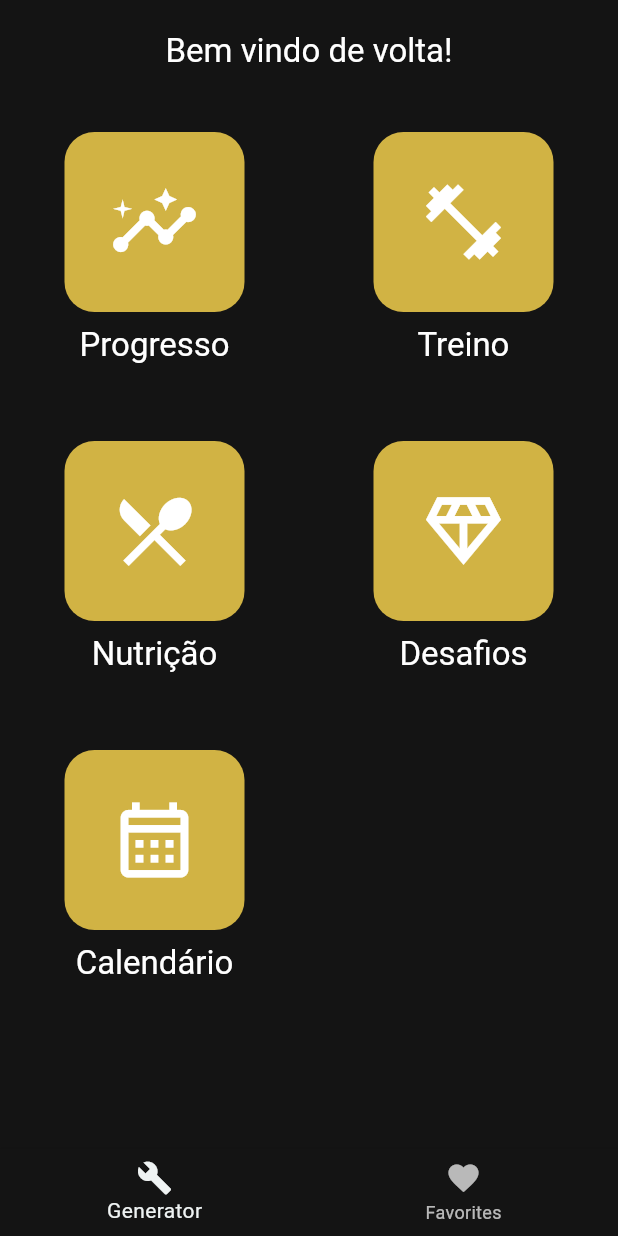
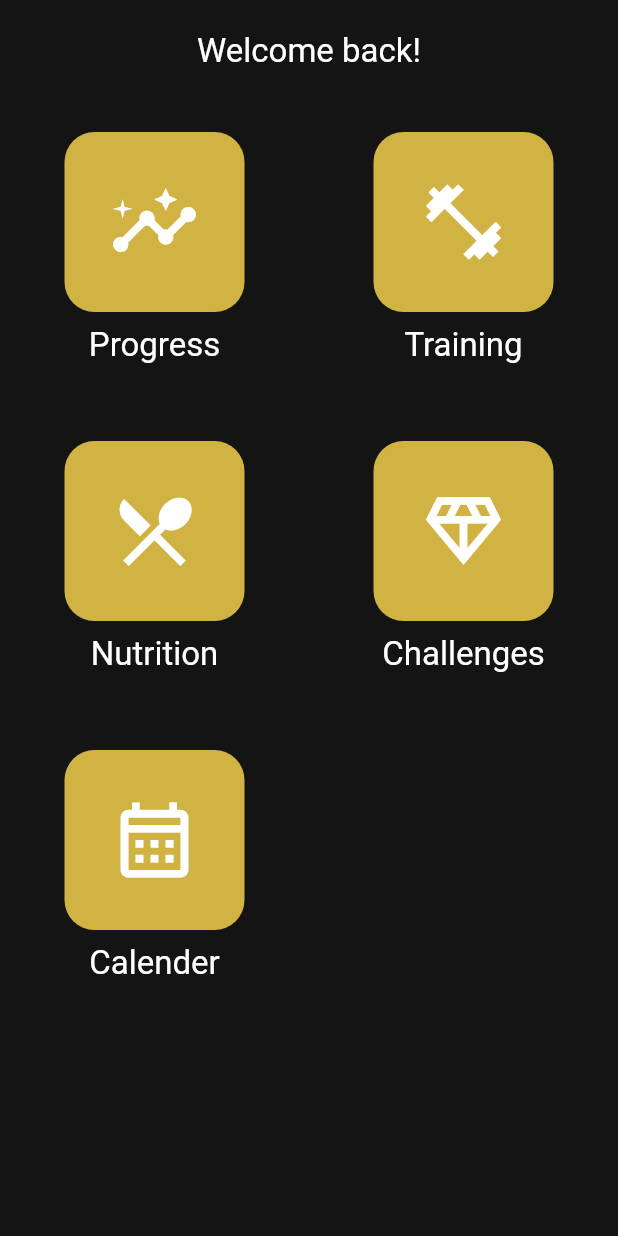
Before and after one commit to CptAllergy/My-Trainer, a Flutter app: the screen it shows after launch, on a phone screen of 412 x 824 dp. Run offline on Flutter 3.47's test engine with Material 3 defaults, Android fonts, the phone set to English and light mode, and no system bars.

Commit message:
Removed tutorial files. Added navigation to specific widget. Major improvement to translation system

```diff
--- a/lib/main.dart
+++ b/lib/main.dart
@@ -1,6 +1,7 @@
 import 'package:flutter/material.dart';
 import 'package:my_trainer/src/pages/home_page.dart';
 import 'package:my_trainer/src/states/global_state.dart';
+import 'package:my_trainer/src/utils/localization_service.dart';
 import 'package:provider/provider.dart';
 
 
@@ -35,6 +36,9 @@ class MyTrainerApp extends StatelessWidget {
           colorScheme: colorScheme,
         ),
         home: HomePage(),
+        localeResolutionCallback: LocalizationService.localeResolutionCallback,
+        supportedLocales: LocalizationService.supportedLocales,
+        localizationsDelegates: LocalizationService.localizationsDelegates,
       ),
     );
   }
--- a/lib/src/pages/favorites_page.dart
+++ /dev/null
@@ -1,32 +0,0 @@
-import 'package:flutter/material.dart';
-import 'package:my_trainer/src/states/global_state.dart';
-import 'package:provider/provider.dart';
-
-
-class FavoritesPage extends StatelessWidget {
-  @override
-  Widget build(BuildContext context) {
-    var appState = context.watch<GlobalState>();
-
-    if (appState.favorites.isEmpty) {
-      return Center(
-        child: Text('No favorites yet.'),
-      );
-    }
-
-    return ListView(
-      children: [
-        Padding(
-          padding: const EdgeInsets.all(20),
-          child: Text('You have '
-              '${appState.favorites.length} favorites:'),
-        ),
-        for (var pair in appState.favorites)
-          ListTile(
-            leading: Icon(Icons.favorite),
-            title: Text(pair.asLowerCase),
-          ),
-      ],
-    );
-  }
-}
--- a/lib/src/pages/home_page.dart
+++ b/lib/src/pages/home_page.dart
@@ -1,10 +1,8 @@
 import 'package:flutter/material.dart';
 
 import '../utils/enums.dart';
+import '../utils/localization_service.dart';
 import '../widgets/main_menu_navigation.dart';
-import 'favorites_page.dart';
-import 'generator_page.dart';
-import 'workout_page.dart';
 
 class HomePage extends StatefulWidget {
   @override
@@ -12,86 +10,16 @@ class HomePage extends StatefulWidget {
 }
 
 class _HomePageState extends State<HomePage> {
-  var selectedIndex = 0;
-
   @override
   Widget build(BuildContext context) {
-    Widget page;
+    var translations = LocalizationService.of(context);
 
-    switch (selectedIndex) {
-      case 0:
-        page = GeneratorPage();
-      case 1:
-        page = FavoritesPage();
-      default:
-        throw UnimplementedError('No widget for $selectedIndex');
-    }
-
-    List<Widget> menuList1 = [];
-    menuList1.add(MainMenuNavigationBlock(page: MenuPage.progress));
-    menuList1.add(MainMenuNavigationBlock(page: MenuPage.training));
-    menuList1.add(MainMenuNavigationBlock(page: MenuPage.nutrition));
-    menuList1.add(MainMenuNavigationBlock(page: MenuPage.challenges));
-    menuList1.add(MainMenuNavigationBlock(page: MenuPage.calender));
-
-    //FIXME: The navigation only works when pressing the text fields not the icon
-
-    // Updated List with tap handling for each MainMenuNavigationBlock
-    List<Widget> menuList = [
-      GestureDetector(
-        onTap: () {
-          Navigator.push(
-            context,
-            MaterialPageRoute(builder: (context) => WorkOutPage()),
-          );
-        },
-        child: MainMenuNavigationBlock(page: MenuPage.progress),
-      ),
-      GestureDetector(
-        onTap: () {
-          Navigator.push(
-            context,
-            MaterialPageRoute(builder: (context) => WorkOutPage()),
-          );
-        },
-        child: Container(
-          decoration: BoxDecoration(
-            //TODO: make the container smaller
-            //color: Colors.blue,  // Example color for the box
-            borderRadius: BorderRadius.circular(10),  // Example border radius for rounded corners
-          ),
-          child: MainMenuNavigationBlock(page: MenuPage.training),
-        )
-
-      ),
-      GestureDetector(
-        onTap: () {
-          Navigator.push(
-            context,
-            MaterialPageRoute(builder: (context) => WorkOutPage()),
-          );
-        },
-        child: MainMenuNavigationBlock(page: MenuPage.nutrition),
-      ),
-      GestureDetector(
-        onTap: () {
-          Navigator.push(
-            context,
-            MaterialPageRoute(builder: (context) => WorkOutPage()),
-          );
-        },
-        child: MainMenuNavigationBlock(page: MenuPage.challenges),
-      ),
-      GestureDetector(
-        onTap: () {
-          Navigator.push(
-            context,
-            MaterialPageRoute(builder: (context) => WorkOutPage()),
-          );
-        },
-        child: MainMenuNavigationBlock(page: MenuPage.calender),
-      ),
-    ];
+    List<Widget> menuList = [];
+    menuList.add(MainMenuNavigationBlock(page: MenuPage.progress));
+    menuList.add(MainMenuNavigationBlock(page: MenuPage.training));
+    menuList.add(MainMenuNavigationBlock(page: MenuPage.nutrition));
+    menuList.add(MainMenuNavigationBlock(page: MenuPage.challenges));
+    menuList.add(MainMenuNavigationBlock(page: MenuPage.calender));
 
     var theme = Theme.of(context);
     final textStyle = theme.textTheme.titleLarge!.copyWith(
@@ -104,7 +32,7 @@ class _HomePageState extends State<HomePage> {
           children: [
             Padding(
               padding: const EdgeInsets.all(20.0),
-              child: Text("Bem vindo de volta!", style: textStyle),
+              child: Text(translations.translate("home.welcome"), style: textStyle),
             ),
             Expanded(
               child: GridView.count(
@@ -115,71 +43,6 @@ class _HomePageState extends State<HomePage> {
           ],
         ),
       ),
-      // Bottom navigation bar to switch between pages
-      bottomNavigationBar: BottomNavigationBar(
-        currentIndex: selectedIndex,
-        onTap: (index) {
-          setState(() {
-            selectedIndex = index;
-          });
-        },
-        items: [
-          BottomNavigationBarItem(icon: Icon(Icons.build), label: 'Generator'),
-          BottomNavigationBarItem(icon: Icon(Icons.favorite), label: 'Favorites'),
-        ],
-      ),
     );
   }
 }
-/* FIXME: Don't see why we need this
-class _HomePageState2 extends State<HomePage> {
-  var selectedIndex = 0;
-
-  @override
-  Widget build(BuildContext context) {
-    Widget page;
-    switch (selectedIndex) {
-      case 0:
-        page = GeneratorPage();
-      case 1:
-        page = FavoritesPage();
-      default:
-        throw UnimplementedError('no widget for $selectedIndex');
-    }
-
-    return Scaffold(
-      body: Row(
-        children: [
-          SafeArea(
-            child: NavigationRail(
-              extended: false,
-              destinations: [
-                NavigationRailDestination(
-                  icon: Icon(Icons.home),
-                  label: Text('Home'),
-                ),
-                NavigationRailDestination(
-                  icon: Icon(Icons.favorite),
-                  label: Text('Favorites'),
-                ),
-              ],
-              selectedIndex: selectedIndex,
-              onDestinationSelected: (value) {
-                setState(() {
-                  selectedIndex = value;
-                });
-              },
-            ),
-          ),
-          Expanded(
-            child: Container(
-              color: Theme.of(context).colorScheme.primaryContainer,
-              child: page,
-            ),
-          ),
-        ],
-      ),
-    );
-  }
-}
-*/
--- a/lib/src/states/global_state.dart
+++ b/lib/src/states/global_state.dart
@@ -1,27 +1,5 @@
-import 'package:english_words/english_words.dart';
 import 'package:flutter/material.dart';
-import 'package:my_trainer/src/utils/translations.dart';
-
-import '../utils/enums.dart';
 
 class GlobalState extends ChangeNotifier {
-  var translations = Translations(Language.pt);
-
-  var current = WordPair.random();
-
-  void getNext() {
-    current = WordPair.random();
-    notifyListeners();
-  }
-
-  var favorites = <WordPair>[];
-
-  void toggleFavorite() {
-    if (favorites.contains(current)) {
-      favorites.remove(current);
-    } else {
-      favorites.add(current);
-    }
-    notifyListeners();
-  }
+  // Can add global variables and functions here
 }
--- a/lib/src/utils/enums.dart
+++ b/lib/src/utils/enums.dart
@@ -1,3 +1 @@
 enum MenuPage { progress, training, nutrition, challenges, calender }
-
-enum Language { pt, en }
--- /dev/null
+++ b/lib/src/utils/localization_service.dart
@@ -0,0 +1,90 @@
+import 'dart:convert';
+
+import 'package:flutter/services.dart';
+import 'package:flutter/widgets.dart';
+import 'package:flutter_localizations/flutter_localizations.dart';
+
+class LocalizationService {
+  late final Locale locale;
+  late Map<String, dynamic> _localizedString;
+
+  LocalizationService(this.locale);
+
+  static LocalizationService of(BuildContext context) {
+    return Localizations.of(context, LocalizationService);
+  }
+
+  static const supportedLocales = [Locale("en"), Locale("pt")];
+
+  static const _delegate = _LocalizationsDelegate();
+
+  static const localizationsDelegates = [
+    GlobalMaterialLocalizations.delegate,
+    GlobalWidgetsLocalizations.delegate,
+    GlobalCupertinoLocalizations.delegate,
+    _delegate
+  ];
+
+  Future<void> load() async {
+    final jsonString =
+        await rootBundle.loadString('assets/i18n/${locale.languageCode}.json');
+    Map<String, dynamic> jsonMap = jsonDecode(jsonString);
+    _localizedString = jsonMap.map((key, value) => MapEntry(key, value));
+  }
+
+  static Locale? localeResolutionCallback(
+      Locale? locale, Iterable<Locale>? supportedLocales) {
+    if (supportedLocales != null && locale != null) {
+      return supportedLocales.firstWhere(
+              (element) => element.languageCode == locale.languageCode,
+          orElse: () => supportedLocales.first);
+    }
+    return null;
+  }
+
+
+  /// key - sequence of keys must be separated by '.'
+  String translate(String key) {
+    String? translation = findTranslation(key,_localizedString);
+    return translation ?? key;
+  }
+
+  String? findTranslation(String key, dynamic map) {
+    // Split key by first divider if it exists
+    int idx = key.indexOf(".");
+    List keys = idx != -1 ? [key.substring(0,idx), key.substring(idx+1)] : [key, ""];
+
+    var value = map[keys[0]];
+    if(value == null) {
+      return null;
+    } else if(value is String) {
+      return value;
+    } else {
+      return findTranslation(keys[1], value);
+    }
+  }
+
+}
+
+class _LocalizationsDelegate
+    extends LocalizationsDelegate<LocalizationService> {
+  const _LocalizationsDelegate();
+
+  @override
+  bool isSupported(Locale locale) {
+    var languages = LocalizationService.supportedLocales.map((element) => element.languageCode);
+    return languages.contains(locale.languageCode);
+  }
+
+  @override
+  Future<LocalizationService> load(Locale locale) async {
+    LocalizationService service = LocalizationService(locale);
+    await service.load();
+    return service;
+  }
+
+  @override
+  bool shouldReload(covariant LocalizationsDelegate<LocalizationService> old) {
+    return false;
+  }
+}
--- a/lib/src/utils/translations.dart
+++ /dev/null
@@ -1,53 +0,0 @@
-import 'package:my_trainer/src/utils/enums.dart';
-
-class Translations {
-  var language = Language.pt;
-
-  Translations(this.language);
-
-  String getMenuPageProgress() {
-    switch(language) {
-      case Language.pt:
-        return "Progresso";
-      case Language.en:
-        return "Progress";
-    }
-  }
-
-  String getMenuPageTraining() {
-    switch(language) {
-      case Language.pt:
-        return "Treino";
-      case Language.en:
-        return "Training";
-    }
-  }
-
-  String getMenuPageNutrition() {
-    switch(language) {
-      case Language.pt:
-        return "Nutrição";
-      case Language.en:
-        return "Nutrition";
-    }
-  }
-
-  String getMenuPageChallenges() {
-    switch(language) {
-      case Language.pt:
-        return "Desafios";
-      case Language.en:
-        return "Challenges";
-    }
-  }
-
-  String getMenuPageCalender() {
-    switch(language) {
-      case Language.pt:
-        return "Calendário";
-      case Language.en:
-        return "Calender";
-    }
-  }
-
-}
--- a/lib/src/widgets/main_menu_navigation.dart
+++ b/lib/src/widgets/main_menu_navigation.dart
@@ -1,6 +1,12 @@
 import 'package:flutter/material.dart';
+import 'package:my_trainer/src/utils/localization_service.dart';
 import 'package:provider/provider.dart';
 
+import '../pages/calender_page.dart';
+import '../pages/challenges_page.dart';
+import '../pages/nutrition_page.dart';
+import '../pages/progress_page.dart';
+import '../pages/training_page.dart';
 import '../states/global_state.dart';
 import '../utils/enums.dart';
 
@@ -15,21 +21,9 @@ class MainMenuNavigationBlock extends StatelessWidget {
   @override
   Widget build(BuildContext context) {
     var globalState = context.watch<GlobalState>();
-    var translations = globalState.translations;
+    var translations = LocalizationService.of(context);
 
-    String pageText;
-    switch (page) {
-      case MenuPage.progress:
-        pageText = translations.getMenuPageProgress();
-      case MenuPage.training:
-        pageText = translations.getMenuPageTraining();
-      case MenuPage.nutrition:
-        pageText = translations.getMenuPageNutrition();
-      case MenuPage.challenges:
-        pageText = translations.getMenuPageChallenges();
-      case MenuPage.calender:
-        pageText = translations.getMenuPageCalender();
-    }
+    String pageText = translations.translate("home.nav.${page.name}");
 
     IconData pageIcon;
     switch (page) {
@@ -45,9 +39,24 @@ class MainMenuNavigationBlock extends StatelessWidget {
         pageIcon = Icons.calendar_month_outlined;
     }
 
+    Widget pageWidget;
+    switch (page) {
+      case MenuPage.progress:
+        pageWidget = ProgressPage();
+      case MenuPage.training:
+        pageWidget = TrainingPage();
+      case MenuPage.nutrition:
+        pageWidget = NutritionPage();
+      case MenuPage.challenges:
+        pageWidget = ChallengesPage();
+      case MenuPage.calender:
+        pageWidget = CalenderPage();
+    }
+
     var theme = Theme.of(context);
     final textStyle = theme.textTheme.titleLarge!.copyWith(
       color: theme.colorScheme.onPrimary,
+
     );
 
     return Padding(
@@ -63,13 +72,20 @@ class MainMenuNavigationBlock extends StatelessWidget {
                   height: 120,
                   width: 120,
                   child: InkWell(
-                      /* FIXME: This messes up navigation. Navigation could be added here to fix it with onTap(){}
-                      onTap: () {},*/
+                      onTap: () {
+                        Navigator.push(
+                          context,
+                          MaterialPageRoute(builder: (context) => pageWidget),
+                        );
+                      },
                       customBorder: RoundedRectangleBorder(
                         borderRadius: BorderRadius.circular(20),
                       ),
-                      child: Icon(pageIcon,
-                          size: 60, color: theme.colorScheme.onPrimary)),
+                      child: Icon(
+                          pageIcon,
+                          size: 60,
+                          color: theme.colorScheme.onPrimary)
+                  ),
                 ),
               ],
             ),
```
Also changed, not shown: assets/i18n/en.json (added, +12 -0 lines), assets/i18n/pt.json (added, +12 -0 lines), lib/src/pages/calender_page.dart (added, +27 -0 lines), lib/src/pages/challenges_page.dart (added, +27 -0 lines), lib/src/pages/generator_page.dart (deleted, +0 -50 lines), lib/src/pages/nutrition_page.dart (added, +27 -0 lines), lib/src/pages/progress_page.dart (added, +27 -0 lines), lib/src/pages/training_page.dart (renamed from lib/src/pages/workout_page.dart, +22 -10 lines), lib/src/widgets/big_card.dart (deleted, +0 -28 lines), pubspec.yaml (+5 -4 lines), pubspec.lock.
